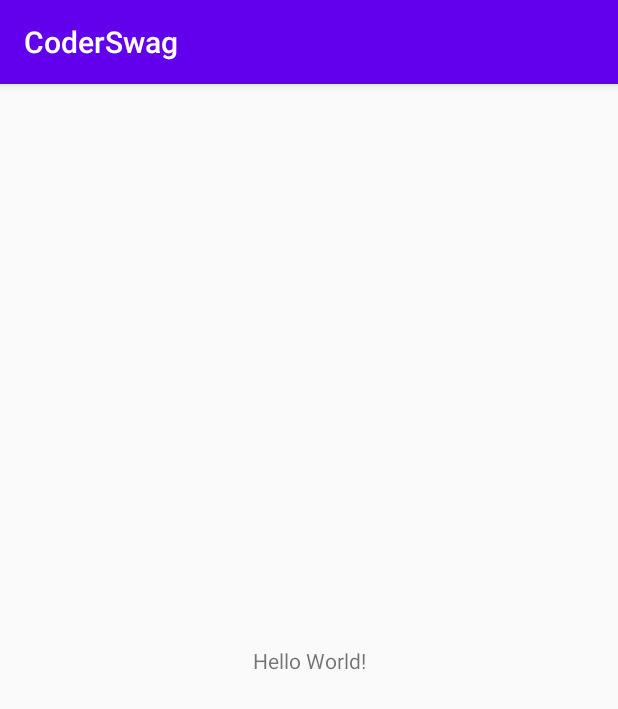
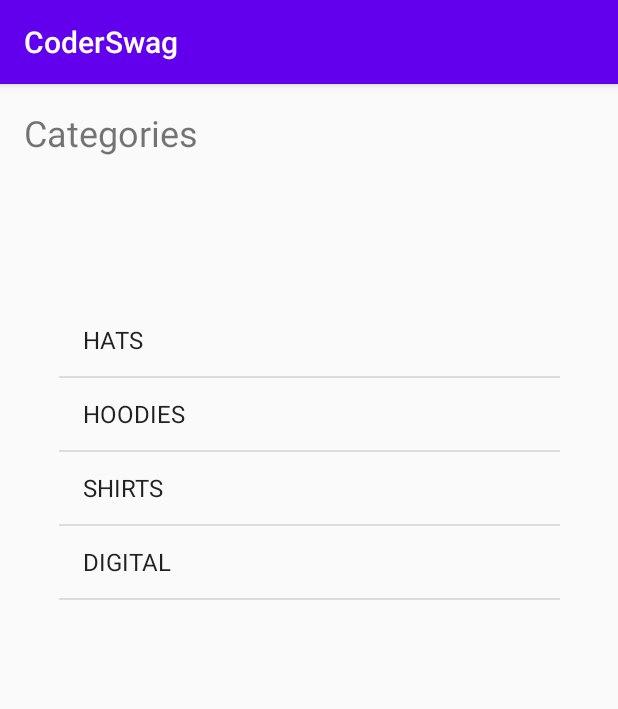
Before and after one commit to Coder44-2/CoderSwag, an Android app: the screen it shows after launch (MainActivity), on a phone screen of 412 x 824 dp. Shown: the top 709 px of the screen. Run offline under Robolectric (Android 15) with nearby library versions, the phone set to English and light mode, and no system bars.

Commit message:
video 60 finished.

```diff
--- a/app/src/main/java/com/example/coderswag/Models/category.kt
+++ b/app/src/main/java/com/example/coderswag/Models/category.kt
@@ -1,4 +1,7 @@
 package com.example.coderswag.Models
 
 class category(var title: String, var img: String) {
+    override fun toString(): String {
+        return title
+    }
 }
--- a/app/src/main/java/com/example/coderswag/controller/MainActivity.kt
+++ b/app/src/main/java/com/example/coderswag/controller/MainActivity.kt
@@ -2,11 +2,21 @@ package com.example.coderswag.controller
 
 import androidx.appcompat.app.AppCompatActivity
 import android.os.Bundle
+import android.widget.ArrayAdapter
+import com.example.coderswag.Models.category
 import com.example.coderswag.R
+import com.example.coderswag.services.dataService
+import kotlinx.android.synthetic.main.activity_main.*
 
 class MainActivity : AppCompatActivity() {
+    lateinit var categoryAdapter : ArrayAdapter<category>
     override fun onCreate(savedInstanceState: Bundle?) {
         super.onCreate(savedInstanceState)
         setContentView(R.layout.activity_main)
+        categoryAdapter = ArrayAdapter(this,
+            android.R.layout.simple_list_item_1,
+            dataService.categories
+            )
+        categoryListView.adapter = categoryAdapter
     }
 }
--- a/app/src/main/java/com/example/coderswag/services/dataService.kt
+++ b/app/src/main/java/com/example/coderswag/services/dataService.kt
@@ -5,8 +5,8 @@ import com.example.coderswag.Models.Product
 object dataService {
     val categories = listOf(
         com.example.coderswag.Models.category("HATS", "hatimage"),
+        com.example.coderswag.Models.category("HOODIES", "hoodieimage"),
         com.example.coderswag.Models.category("SHIRTS", "shirtimage"),
-        com.example.coderswag.Models.category("HOODIES", "hoodieimage"),
         com.example.coderswag.Models.category("DIGITAL", "digitalgoodsimage")
     )
     val hats = listOf(
--- a/app/src/main/res/layout/activity_main.xml
+++ b/app/src/main/res/layout/activity_main.xml
@@ -7,12 +7,29 @@
     tools:context=".controller.MainActivity">
 
     <TextView
+        android:id="@+id/textView2"
         android:layout_width="wrap_content"
         android:layout_height="wrap_content"
-        android:text="Hello World!"
-        app:layout_constraintBottom_toBottomOf="parent"
+        android:layout_marginLeft="16dp"
+        android:layout_marginTop="16dp"
+        android:text="@string/categories"
+        android:textSize="24sp"
         app:layout_constraintLeft_toLeftOf="parent"
-        app:layout_constraintRight_toRightOf="parent"
         app:layout_constraintTop_toTopOf="parent" />
 
+    <ListView
+        android:id="@+id/categoryListView"
+        android:layout_width="334dp"
+        android:layout_height="523dp"
+        android:layout_marginStart="8dp"
+        android:layout_marginLeft="8dp"
+        android:layout_marginTop="8dp"
+        android:layout_marginEnd="8dp"
+        android:layout_marginRight="8dp"
+        android:layout_marginBottom="8dp"
+        app:layout_constraintBottom_toBottomOf="parent"
+        app:layout_constraintEnd_toEndOf="parent"
+        app:layout_constraintStart_toStartOf="parent"
+        app:layout_constraintTop_toBottomOf="@+id/textView2" />
+
 </androidx.constraintlayout.widget.ConstraintLayout>
--- a/app/src/main/res/values/strings.xml
+++ b/app/src/main/res/values/strings.xml
@@ -1,3 +1,4 @@
 <resources>
     <string name="app_name">CoderSwag</string>
+    <string name="categories">Categories</string>
 </resources>
```
Also changed, not shown: app/src/main/res/layout/category_list_item.xml (added, +34 -0 lines).
